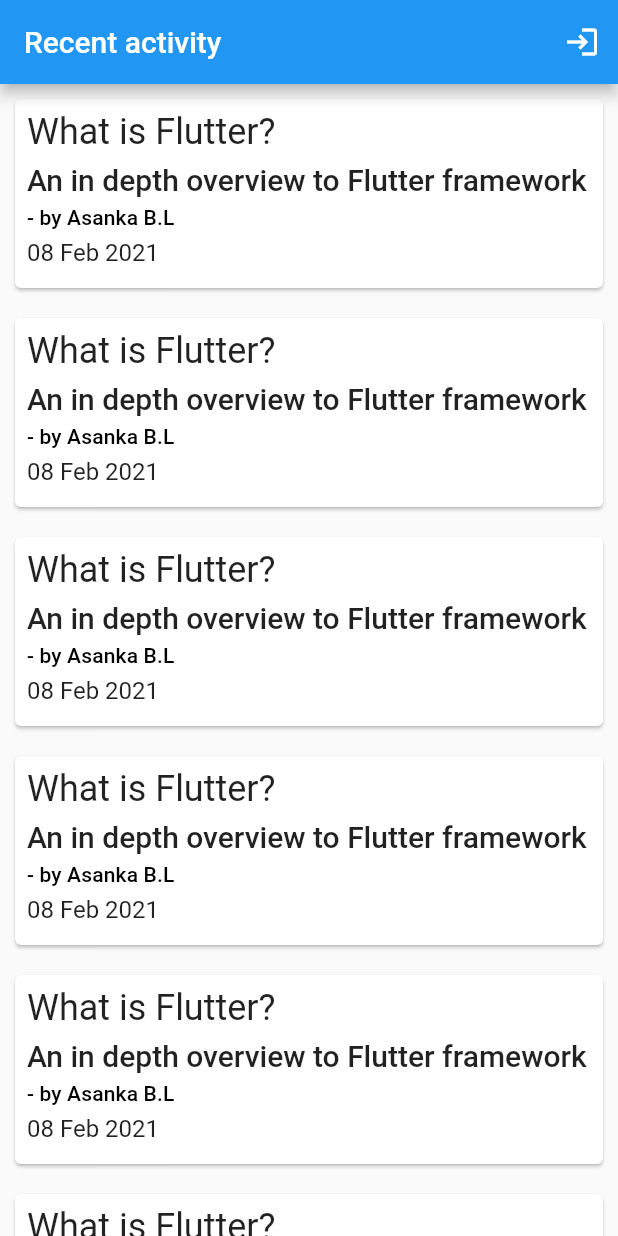
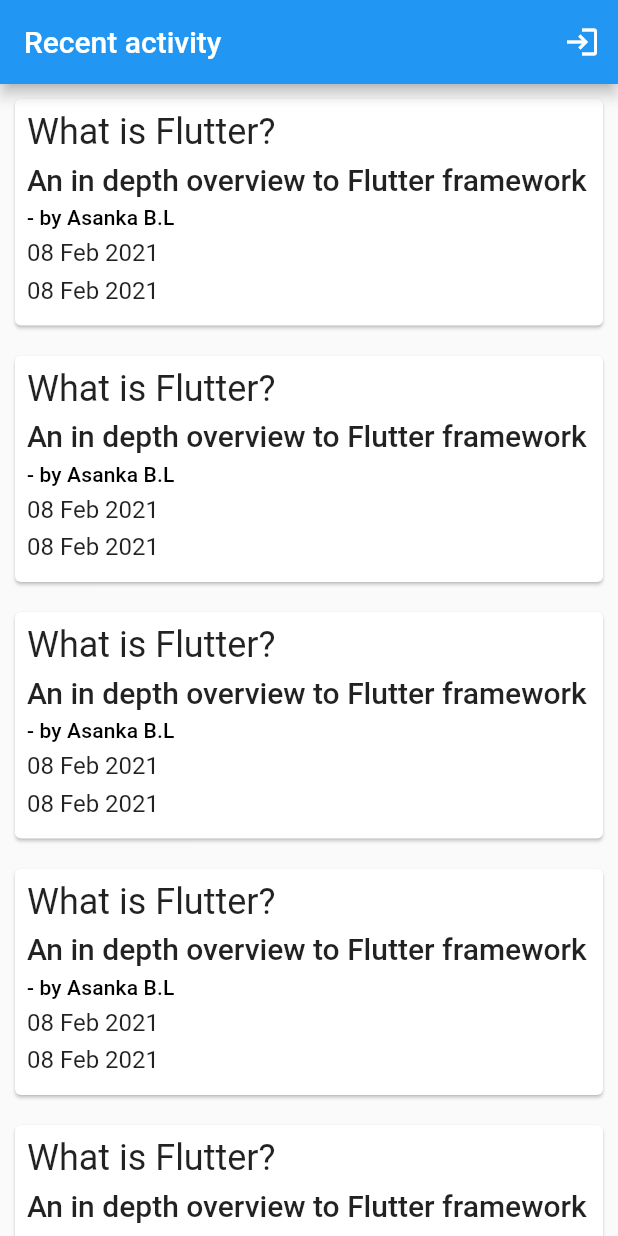
Before and after one commit to leoshak/cd_pro, a Flutter app: the screen it shows after launch, on a phone screen of 412 x 824 dp. Run offline on Flutter 3.47's test engine with Material 2 defaults, Android fonts, the phone set to English and light mode, and no system bars.

Commit message:
workflow edited

```diff
--- a/lib/my_app.dart
+++ b/lib/my_app.dart
@@ -50,6 +50,8 @@ class HomeScreen extends StatelessWidget {
                   SizedBox(height: 6),
                   Text("08 Feb 2021", style: Theme.of(context).textTheme.subtitle1,),
                   SizedBox(height: 6),
+                  Text("08 Feb 2021", style: Theme.of(context).textTheme.subtitle1,),
+                  SizedBox(height: 6),
                 ],
               ),
             ),
```
